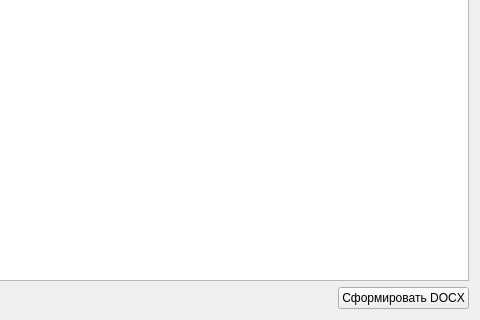
First picture: the form in ui/archivewidget.ui, repository nikola240698/MeteringActs, before the edit; both pictures show x 153 to 633 and y 235 to 555 of the 633 by 555 pixel window.
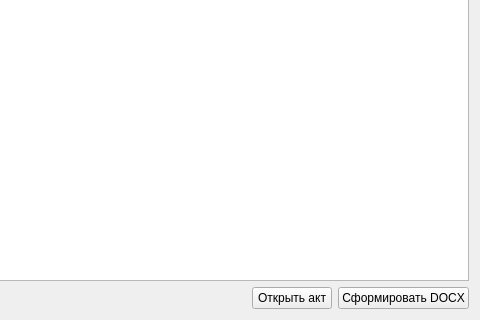
Second picture: the form after the edit.

Commit message: Create Act View Widget

```diff
--- a/ui/archivewidget.ui
+++ b/ui/archivewidget.ui
@@ -137,6 +137,13 @@
        </property>
       </spacer>
      </item>
+     <item>
+      <widget class="QPushButton" name="openActButton">
+       <property name="text">
+        <string>Открыть акт</string>
+       </property>
+      </widget>
+     </item>
      <item>
       <widget class="QPushButton" name="generateDocxButton">
        <property name="text">
```
The commit also changes 6 other files.
